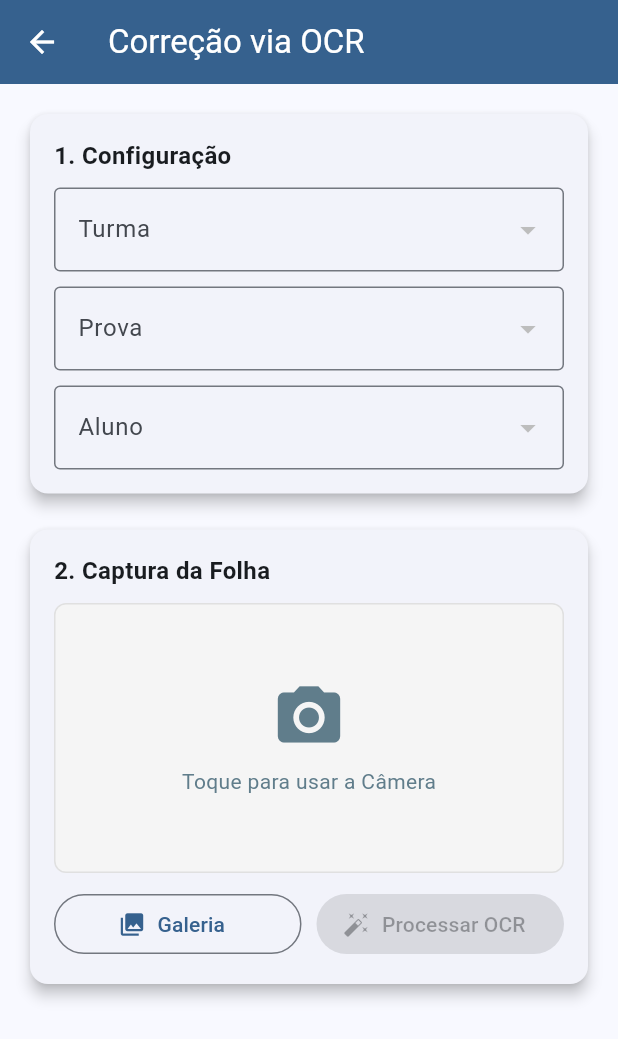
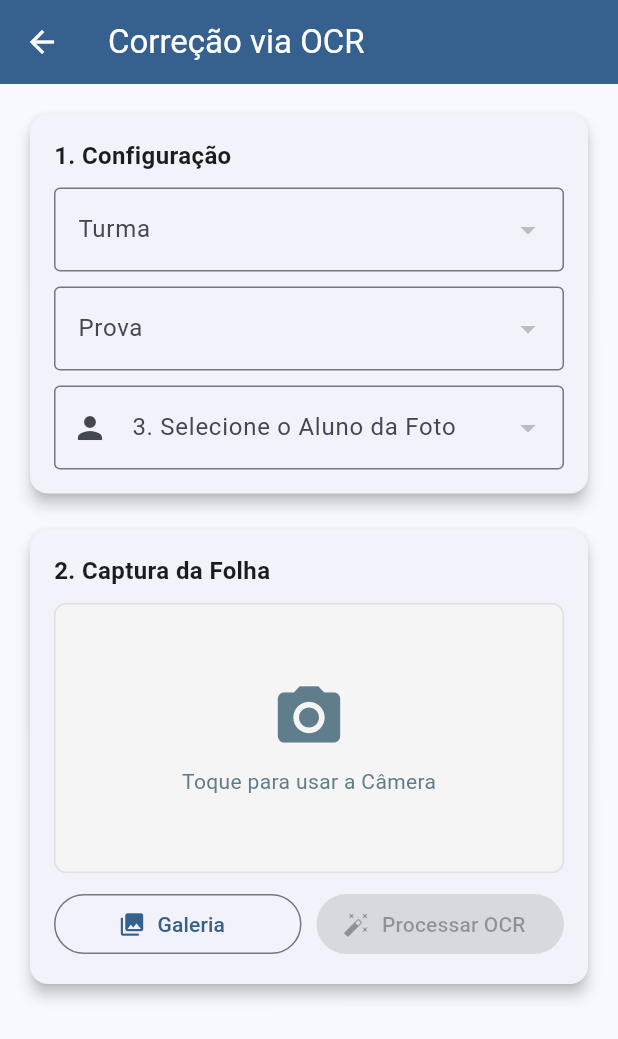
Before and after one commit to itagenezio/SISTEMACORRECAOCEITEC, a Flutter app: the OcrCorrecaoPage screen opened directly, on a phone screen of 412 x 824 dp. Shown: the top 1039 px of the screen. Run offline on Flutter 3.47's test engine with Material 3 defaults, Android fonts, the light colour scheme and no system bars; our stand-ins replace fl_chart, image_picker, supabase_flutter; missing offline and left inert: google_mlkit_text_recognition; accounts and stored records are empty.

Commit message:
UX: Melhorando seleção de aluno e confirmação de salvamento por turma

```diff
--- a/lib/pages/ocr_correcao_page.dart
+++ b/lib/pages/ocr_correcao_page.dart
@@ -307,6 +307,8 @@ class _OcrCorrecaoPageState extends State<OcrCorrecaoPage> {
       final List<Map<String, dynamic>> upsertData = [];
       int count = 0;
 
+      // Buscamos o nome do aluno para confirmar no log/sucesso
+      final alunoNome = _alunos.firstWhere((a) => a['id'] == _selectedAlunoId)['nome'];
       for (int i = 0; i < _questoesIds.length; i++) {
         String resp = _controllers[i].text.trim().toUpperCase();
         if (resp.isNotEmpty) {
@@ -331,7 +333,11 @@ class _OcrCorrecaoPageState extends State<OcrCorrecaoPage> {
 
         if (mounted) {
            ScaffoldMessenger.of(context).showSnackBar(
-             SnackBar(content: Text('Sucesso! $count respostas salvas.'), backgroundColor: Colors.green)
+             SnackBar(
+               content: Text('Sucesso! Nota de $alunoNome salva na Turma selecionada.'),
+               backgroundColor: Colors.green,
+               duration: const Duration(seconds: 3),
+             )
            );
 
            // Optional: clear to scan next student?
@@ -427,7 +433,12 @@ class _OcrCorrecaoPageState extends State<OcrCorrecaoPage> {
                     const SizedBox(height: 10),
                     DropdownButtonFormField<int>(
                       value: _selectedAlunoId,
-                      decoration: const InputDecoration(labelText: 'Aluno', border: OutlineInputBorder()),
+                      decoration: const InputDecoration(
+                        labelText: '3. Selecione o Aluno da Foto',
+                        border: OutlineInputBorder(),
+                        prefixIcon: Icon(Icons.person),
+                        fillColor: Colors.yellow, // Destaque visual
+                      ),
                       items: _alunos.map((a) => DropdownMenuItem<int>(
                         value: a['id'],
                         child: Text(a['nome'])
```
